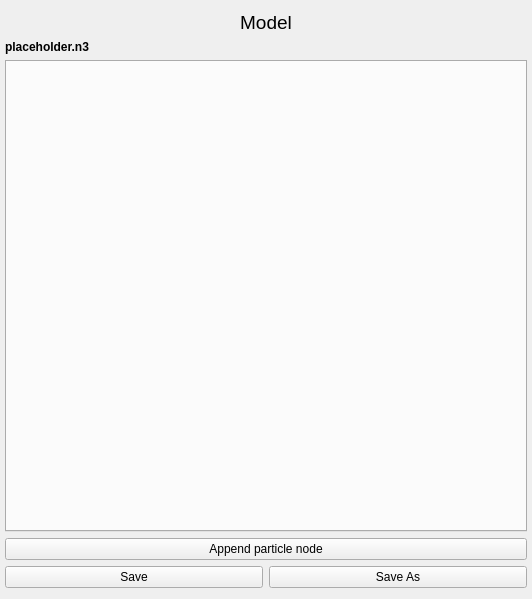
Qt form code/qttoolkit/contentbrowser/ui/modelinfowidget.ui (gscept/nebula-trifid) before a commit.
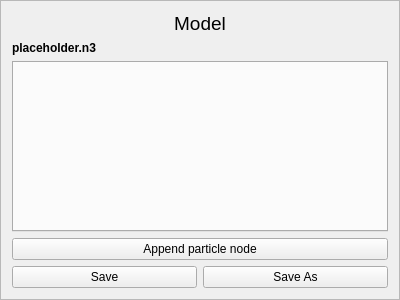
The same form after that commit.

Commit message:
*content browser* fixed: - Doesn't crash when exiting because some material is not released properly. - Made the content widgets have a frame, making them easier to use and to distinguish.
*render*
hax:
- Hrrmm, still have the nvidia R16F issue, so R16F reports to be 4 bytes per pixel instead of 2, but still comes out wrong...

```diff
--- a/code/qttoolkit/contentbrowser/ui/modelinfowidget.ui
+++ b/code/qttoolkit/contentbrowser/ui/modelinfowidget.ui
@@ -1,42 +1,30 @@
 <?xml version="1.0" encoding="UTF-8"?>
 <ui version="4.0">
  <class>ModelInfoWidget</class>
- <widget class="QWidget" name="ModelInfoWidget">
+ <widget class="QFrame" name="ModelInfoWidget">
   <property name="geometry">
    <rect>
     <x>0</x>
     <y>0</y>
-    <width>532</width>
-    <height>599</height>
+    <width>400</width>
+    <height>300</height>
    </rect>
   </property>
-  <property name="sizePolicy">
-   <sizepolicy hsizetype="Expanding" vsizetype="Expanding">
-    <horstretch>0</horstretch>
-    <verstretch>0</verstretch>
-   </sizepolicy>
-  </property>
-  <property name="minimumSize">
-   <size>
-    <width>0</width>
-    <height>0</height>
-   </size>
-  </property>
   <property name="font">
    <font>
     <family>Segoe UI</family>
    </font>
   </property>
   <property name="windowTitle">
-   <string>Model Information</string>
+   <string>Frame</string>
+  </property>
+  <property name="frameShape">
+   <enum>QFrame::StyledPanel</enum>
+  </property>
+  <property name="frameShadow">
+   <enum>QFrame::Plain</enum>
   </property>
   <layout class="QGridLayout" name="gridLayout">
-   <property name="leftMargin">
-    <number>5</number>
-   </property>
-   <property name="rightMargin">
-    <number>5</number>
-   </property>
    <item row="0" column="0">
     <widget class="QLabel" name="label">
      <property name="font">
```
The commit also changes 17 other files.
